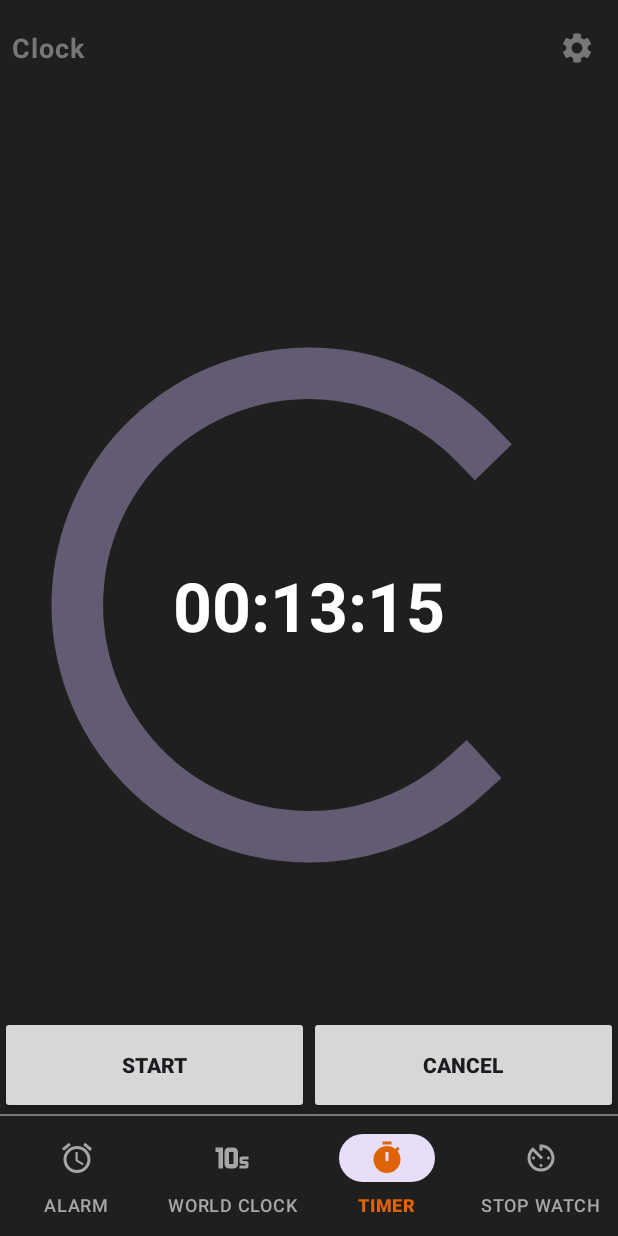
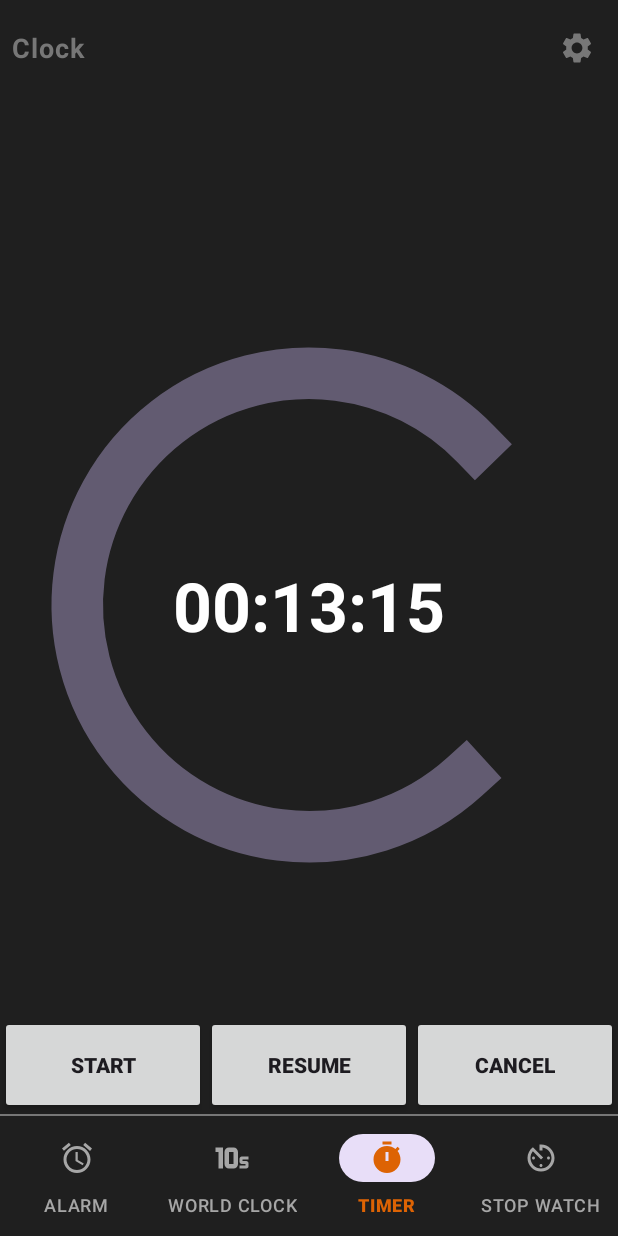
Before and after one commit to umutsaydam/AlarmApp, an Android app: the TimerFragment screen opened through its navigation route, on a phone screen of 412 x 824 dp. Run offline under Robolectric (Android 15) with nearby library versions, the phone set to English and light mode, and no system bars; our stand-ins replace Room's generated code, navigation-ui.

Commit message:
buttons was added

```diff
--- a/app/src/main/res/layout/fragment_timer.xml
+++ b/app/src/main/res/layout/fragment_timer.xml
@@ -43,12 +43,21 @@
         app:layout_constraintStart_toStartOf="parent">
 
         <androidx.appcompat.widget.AppCompatButton
-            android:id="@+id/btnStartResume"
+            android:id="@+id/btnStart"
             android:layout_width="wrap_content"
             android:layout_height="wrap_content"
             android:layout_weight="0.5"
             android:minHeight="65dp"
             android:text="@string/start"
+            android:textStyle="bold" />
+
+        <androidx.appcompat.widget.AppCompatButton
+            android:id="@+id/btnResume"
+            android:layout_width="wrap_content"
+            android:layout_height="wrap_content"
+            android:layout_weight="0.5"
+            android:minHeight="65dp"
+            android:text="@string/resume"
             android:textStyle="bold" />
 
         <androidx.appcompat.widget.AppCompatButton
--- a/app/src/main/res/values/strings.xml
+++ b/app/src/main/res/values/strings.xml
@@ -21,4 +21,5 @@
     <string name="alarm_off">Alarm off</string>
     <string name="arrows">Arrows</string>
     <string name="start">Start</string>
+    <string name="resume">Resume</string>
 </resources>
```
Also changed, not shown: app/src/main/java/com/umutsaydam/alarmapp/helpers/CustomCountdownTimer.kt (added, +52 -0 lines).
